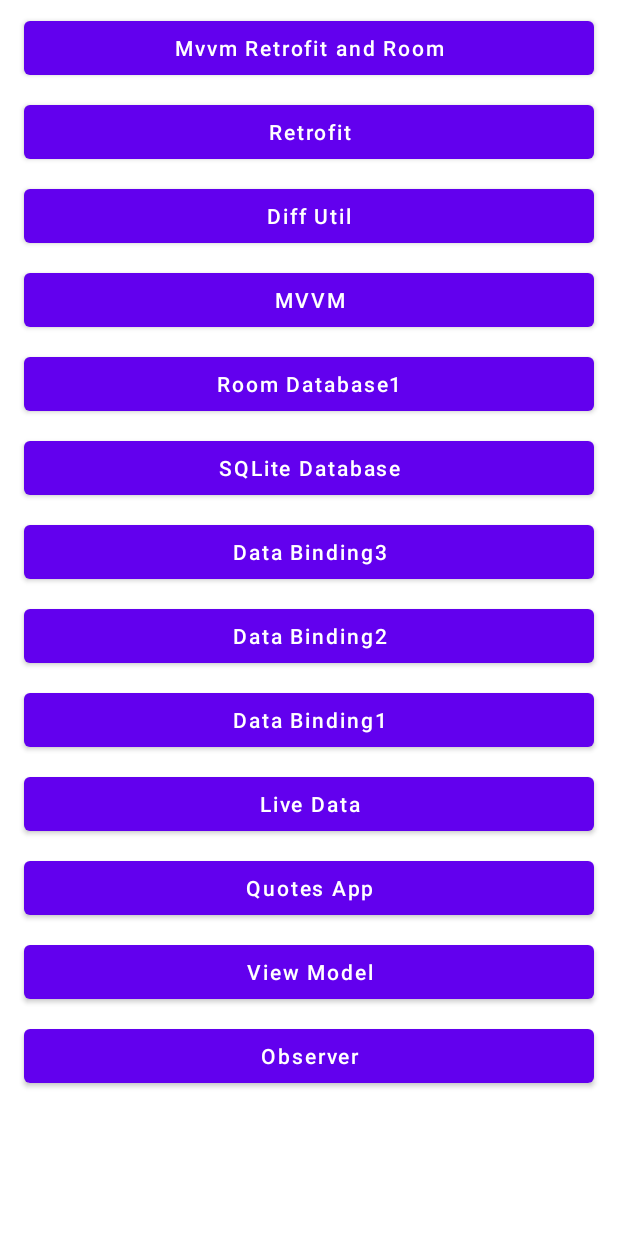
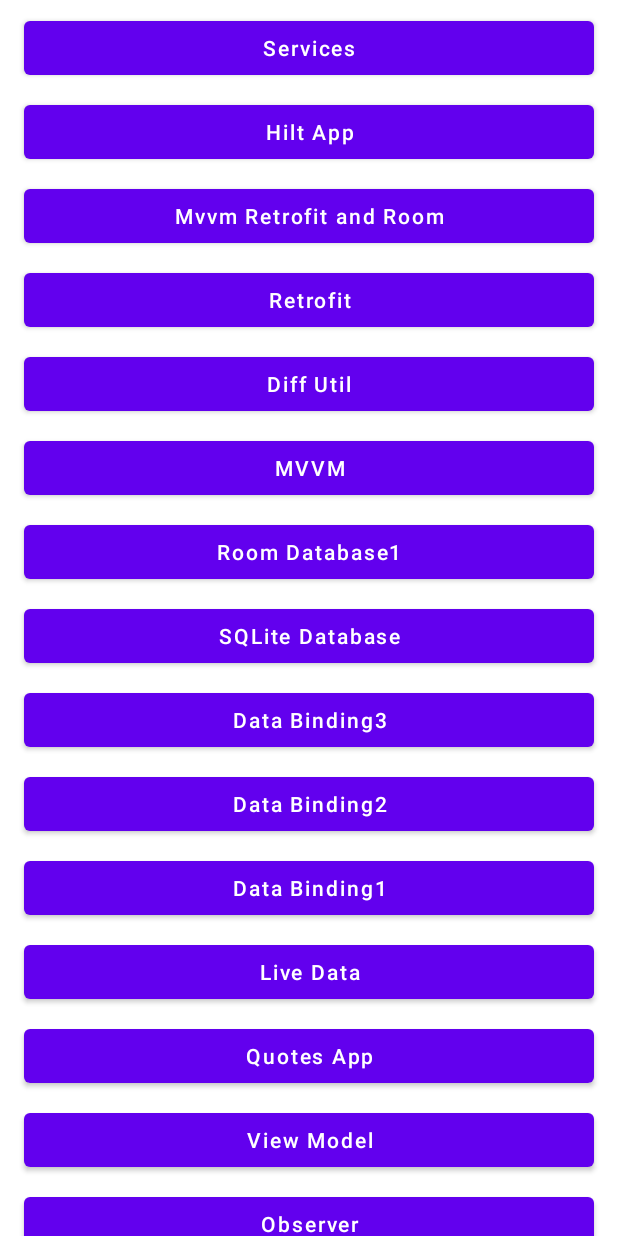
Before and after one commit to waseem-i7/Android-Jetpack-Components, an Android app: the layout activity_main.xml on its own in the app's theme, with its tools: preview values and no code run, on a phone screen of 412 x 824 dp. Run offline under Robolectric (Android 15) with nearby library versions, the phone set to English and light mode, and no system bars; network calls fail.

Commit message:
Service and Broadcast Receiver

```diff
--- a/app/src/main/java/com/wizion/androidarchitecturecomponentsandjetpack/dagger_hilt/di/ApiInterface.kt
+++ b/app/src/main/java/com/wizion/androidarchitecturecomponentsandjetpack/dagger_hilt/di/ApiInterface.kt
@@ -17,5 +17,4 @@ interface ApiInterface {
 
     @GET(Constants.POST)
     suspend fun getPostByCategory(@Query("categories") category : String) : Response<PostModel>
-
 }
--- a/app/src/main/res/layout/activity_main.xml
+++ b/app/src/main/res/layout/activity_main.xml
@@ -16,6 +16,26 @@
             android:layout_width="match_parent"
             android:layout_height="wrap_content"
             android:orientation="vertical">
+
+            <Button
+                android:id="@+id/btnService"
+                android:layout_width="match_parent"
+                android:layout_height="wrap_content"
+                android:layout_marginStart="16dp"
+                android:layout_marginTop="8dp"
+                android:layout_marginEnd="16dp"
+                android:text="Services"
+                android:textAllCaps="false" />
+
+            <Button
+                android:id="@+id/btnHiltApp"
+                android:layout_width="match_parent"
+                android:layout_height="wrap_content"
+                android:layout_marginStart="16dp"
+                android:layout_marginTop="8dp"
+                android:layout_marginEnd="16dp"
+                android:text="Hilt App"
+                android:textAllCaps="false" />
 
             <Button
                 android:id="@+id/btnMvvmRetrofitRoom"
```
Also changed, not shown: app/src/main/AndroidManifest.xml (+34 -8 lines), app/src/main/java/com/wizion/androidarchitecturecomponentsandjetpack/MainActivity.kt (+10 -0 lines), app/src/main/java/com/wizion/androidarchitecturecomponentsandjetpack/services/MusicService.kt (added, +29 -0 lines), app/src/main/java/com/wizion/androidarchitecturecomponentsandjetpack/services/MyBroadcastReceiver.kt (added, +18 -0 lines), app/src/main/java/com/wizion/androidarchitecturecomponentsandjetpack/services/SMSReceiver.kt (added, +26 -0 lines), app/src/main/java/com/wizion/androidarchitecturecomponentsandjetpack/services/ServiceActivity.kt (added, +44 -0 lines), app/src/main/res/layout/activity_service.xml (added, +67 -0 lines).
